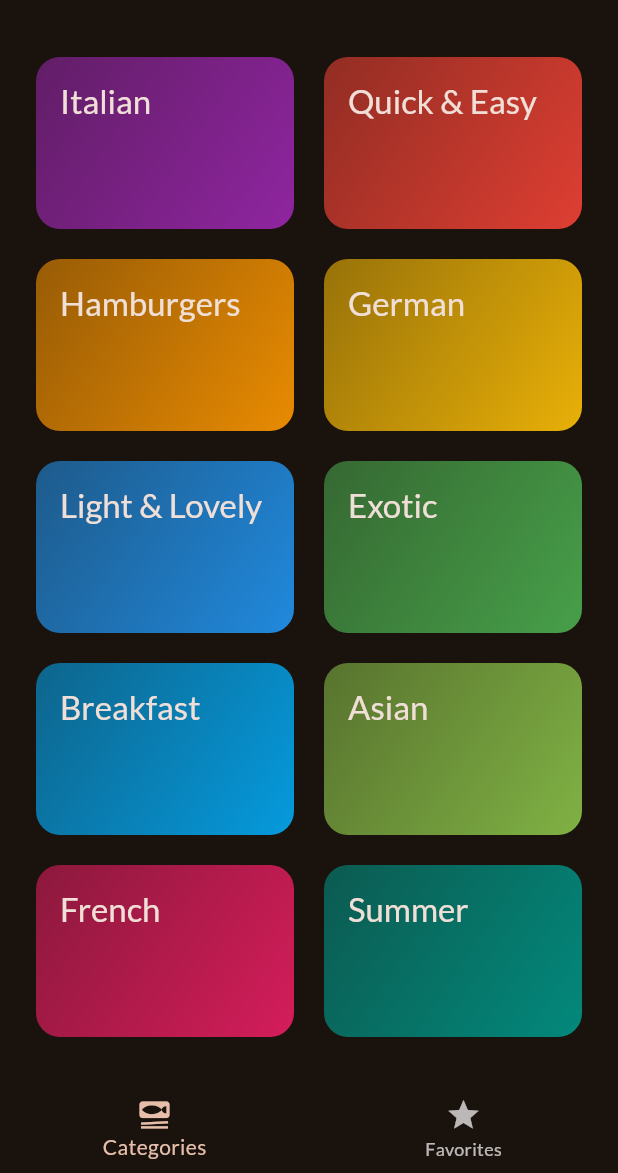
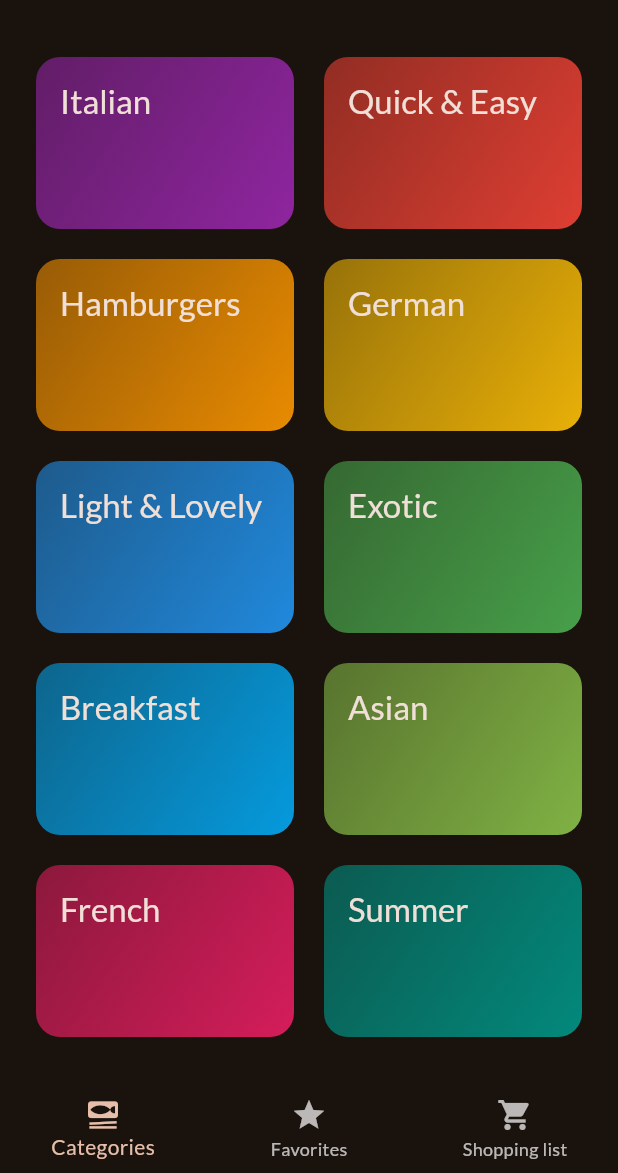
Before and after one commit to adfajo/meals-app, a Flutter app: the screen it shows after launch, on a phone screen of 412 x 824 dp, the part 63-1236 px from its top. Run offline on Flutter 3.47's test engine with Material 3 defaults, Android fonts, the phone set to English and light mode, and no system bars; our stand-ins replace flutter_riverpod, google_fonts, transparent_image.

Commit message:
Added shoppinglist to the tab

```diff
--- a/lib/screens/tabs.dart
+++ b/lib/screens/tabs.dart
@@ -3,6 +3,7 @@ import 'package:flutter_riverpod/flutter_riverpod.dart';
 import 'package:meals/screens/categories.dart';
 import 'package:meals/screens/filters.dart';
 import 'package:meals/screens/meals.dart';
+import 'package:meals/screens/shopping_list.dart';
 import 'package:meals/widgets/main_drawer.dart';
 import 'package:meals/providers/favorites_provider.dart';
 import 'package:meals/providers/filters_provider.dart';
@@ -50,6 +51,8 @@ class _TabsScreenState extends ConsumerState<TabsScreen> {
     Widget activePage = CategoriesScreen(
       availableMeals: availableMeals,
     );
+
+
     var activePageTitle = 'Categories';
 
     if (_selectedPageIndex == 1) {
@@ -58,6 +61,9 @@ class _TabsScreenState extends ConsumerState<TabsScreen> {
         meals: favoriteMeals,
       );
       activePageTitle = 'Your Favorites';
+    } else if (_selectedPageIndex == 2) {
+      activePage = const ShoppingListScreen();
+      activePageTitle = 'Shopping List';
     }
 
     return Scaffold(
@@ -73,6 +79,7 @@ class _TabsScreenState extends ConsumerState<TabsScreen> {
           BottomNavigationBarItem(
               icon: Icon(Icons.set_meal), label: 'Categories'),
           BottomNavigationBarItem(icon: Icon(Icons.star), label: 'Favorites'),
+          BottomNavigationBarItem(icon: Icon(Icons.shopping_cart), label: 'Shopping list' )
         ],
       ),
     );
```
Also changed, not shown: lib/screens/shopping_list.dart (added, +18 -0 lines).
